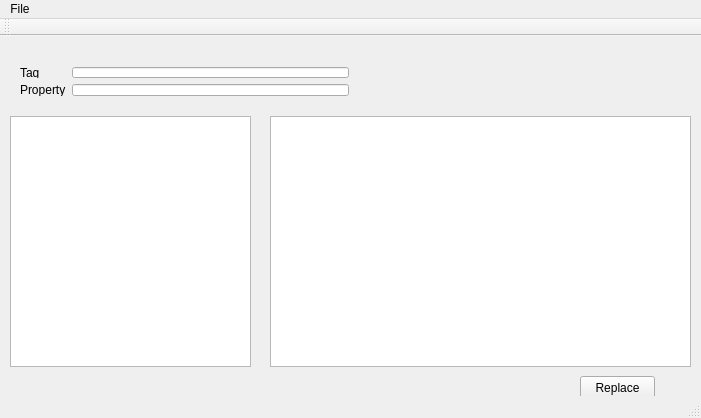
First picture: the form in mainwindow.ui, repository Sergey978/xmlfinder, before the edit.
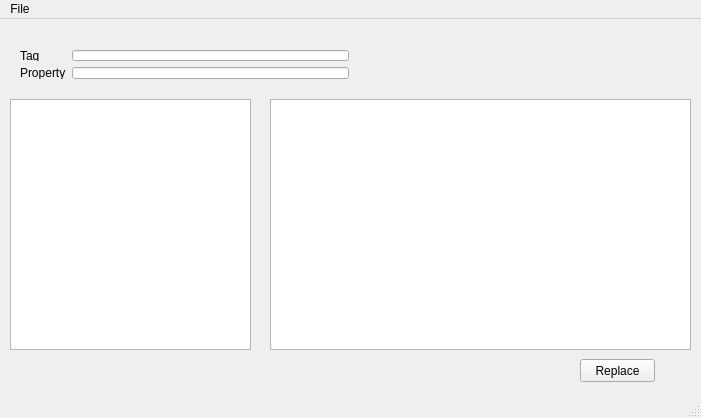
Second picture: the form after the edit.

Commit message: increase speed

Patch:
```diff
--- a/mainwindow.ui
+++ b/mainwindow.ui
@@ -116,14 +116,6 @@
    </widget>
    <addaction name="menuFile"/>
   </widget>
-  <widget class="QToolBar" name="mainToolBar">
-   <attribute name="toolBarArea">
-    <enum>TopToolBarArea</enum>
-   </attribute>
-   <attribute name="toolBarBreak">
-    <bool>false</bool>
-   </attribute>
-  </widget>
   <widget class="QStatusBar" name="statusBar"/>
   <action name="Open">
    <property name="text">
```
The commit also changes 1 other file.
